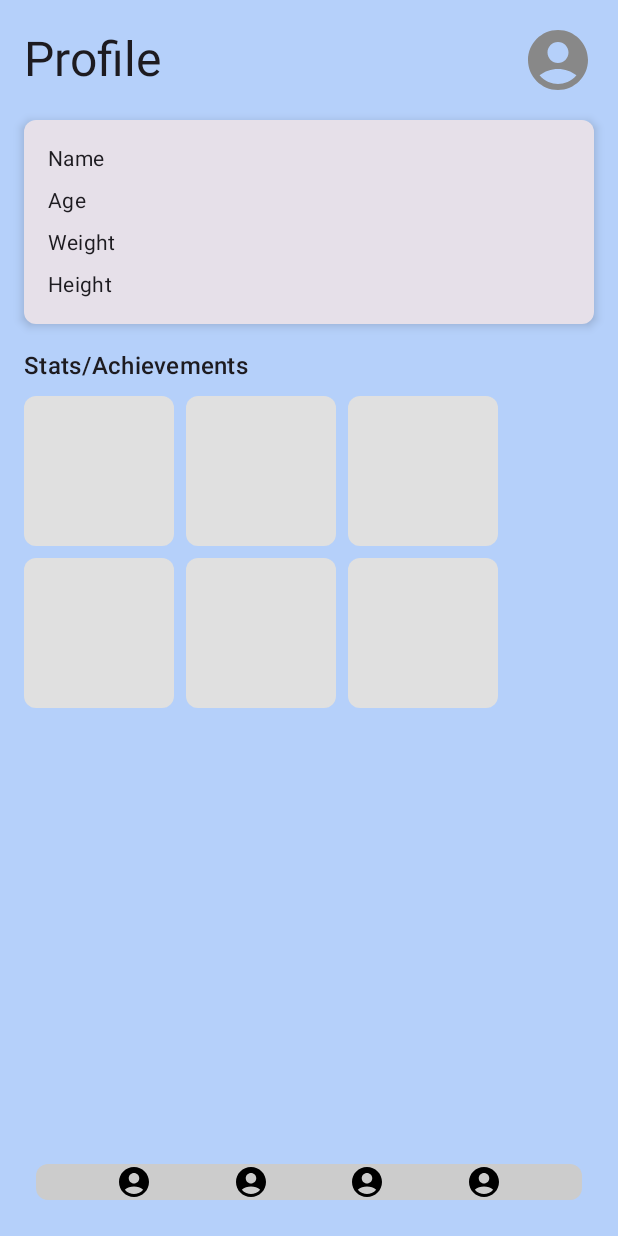
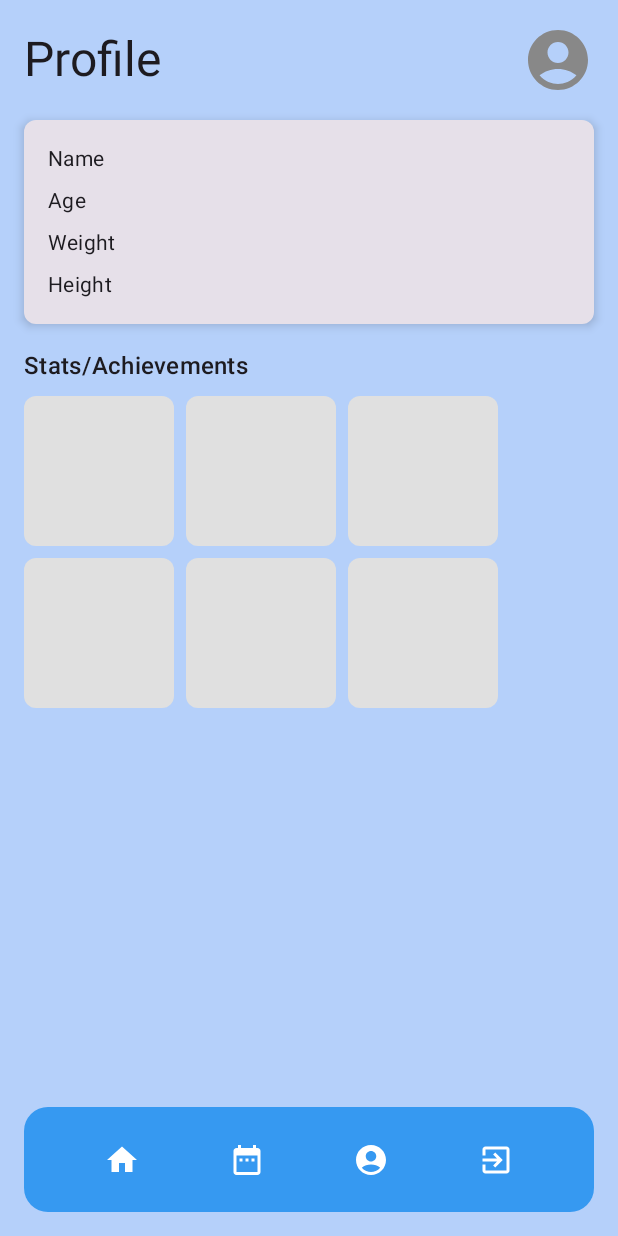
Before and after one commit to EricSTOIAN/App-Development-Sportex-Project, an Android app built with Jetpack Compose: the ProfileScreen screen opened through its navigation route, on a phone screen of 412 x 824 dp. Run offline under Robolectric (Android 15) with nearby library versions, the phone set to English and light mode, and no system bars.

Commit message:
implemented bottom bar

```diff
--- a/app/src/main/java/com/example/sportsappteamlongfoot/ui/navigation/SportsAppDestination.kt
+++ b/app/src/main/java/com/example/sportsappteamlongfoot/ui/navigation/SportsAppDestination.kt
@@ -17,7 +17,11 @@ object MainMenu : AppDestination {
         get() = TODO("Not yet implemented")
 
     fun screen(onProfileClick: () -> Unit): @Composable () -> Unit = {
-        MainScreen(onProfileClick = onProfileClick)
+        MainScreen(
+            onProfileClick = onProfileClick,
+            navController = TODO(),
+            modifier = TODO()
+        )
     }
 }
 
--- a/app/src/main/java/com/example/sportsappteamlongfoot/ui/navigation/SportsAppNavController.kt
+++ b/app/src/main/java/com/example/sportsappteamlongfoot/ui/navigation/SportsAppNavController.kt
@@ -35,11 +35,12 @@ fun AppNavHost(
             modifier = modifier
         ) {
             composable(route = MainMenu.route) {
-                MainMenu.screen(
+                MainScreen(
+                    navController = navController,  // Pass navController here
                     onProfileClick = {
                         navController.navigate(Profile.route)
                     }
-                )()
+                )
             }
             composable(route = Register.route) {
                 RegisterScreen(
@@ -62,7 +63,7 @@ fun AppNavHost(
                 )
             }
             composable(route = Profile.route) {
-                ProfileScreen(viewModel = viewModel)
+                ProfileScreen(navController = navController,viewModel = viewModel)
             }
         }
     }
--- a/app/src/main/java/com/example/sportsappteamlongfoot/ui/screens/BottomBar.kt
+++ b/app/src/main/java/com/example/sportsappteamlongfoot/ui/screens/BottomBar.kt
@@ -3,6 +3,7 @@ package com.example.sportsappteamlongfoot.ui
 import androidx.compose.foundation.background
 import androidx.compose.foundation.layout.*
 import androidx.compose.foundation.shape.CircleShape
+import androidx.compose.foundation.shape.RoundedCornerShape
 import androidx.compose.material.icons.Icons
 import androidx.compose.material.icons.filled.AccountCircle
 import androidx.compose.material.icons.filled.ExitToApp
@@ -12,24 +13,33 @@ import androidx.compose.material3.*
 import androidx.compose.runtime.Composable
 import androidx.compose.ui.Alignment
 import androidx.compose.ui.Modifier
+import androidx.compose.ui.draw.clip
 import androidx.compose.ui.graphics.Color
 import androidx.compose.ui.tooling.preview.Preview
 import androidx.compose.ui.unit.dp
 import androidx.navigation.NavController
+import com.example.sportsappteamlongfoot.ui.navigation.Login
+import com.example.sportsappteamlongfoot.ui.navigation.MainMenu
+import com.example.sportsappteamlongfoot.ui.navigation.Profile
 
 @Composable
 fun BottomBar(navController: NavController, modifier: Modifier = Modifier) {
-    Row(
+    Box(
         modifier = modifier
             .fillMaxWidth()
-            .background(MaterialTheme.colorScheme.primary)
-            .padding(16.dp)
-            .height(70.dp),
+            .height(70.dp)
+            .background(MaterialTheme.colorScheme.primary, shape = RoundedCornerShape(16.dp)) // Rounded corners
+            .padding(8.dp) // Padding inside the box
+    ) {
+        Row(
+            modifier = Modifier
+                .fillMaxSize()
+                .padding(horizontal = 16.dp), // Add some horizontal padding
             horizontalArrangement = Arrangement.SpaceAround,
             verticalAlignment = Alignment.CenterVertically
         ) {
             // Home Icon
-        IconButton(onClick = { navController.navigate("home") }) {
+            IconButton(onClick = { navController.navigate(MainMenu.route) }) {
                 Icon(
                     imageVector = Icons.Default.Home,
                     contentDescription = "Home",
@@ -47,7 +57,7 @@ fun BottomBar(navController: NavController, modifier: Modifier = Modifier) {
             }
 
             // Profile Icon
-        IconButton(onClick = { navController.navigate("profile") }) {
+            IconButton(onClick = { navController.navigate(Profile.route) }) {
                 Icon(
                     imageVector = Icons.Default.AccountCircle,
                     contentDescription = "Profile",
@@ -56,7 +66,7 @@ fun BottomBar(navController: NavController, modifier: Modifier = Modifier) {
             }
 
             // Logout Icon
-        IconButton(onClick = { navController.navigate("login") }) {
+            IconButton(onClick = { navController.navigate(Login.route) }) {
                 Icon(
                     imageVector = Icons.Default.ExitToApp,
                     contentDescription = "Logout",
@@ -65,3 +75,4 @@ fun BottomBar(navController: NavController, modifier: Modifier = Modifier) {
             }
         }
     }
+}
--- a/app/src/main/java/com/example/sportsappteamlongfoot/ui/screens/ProfileScreen.kt
+++ b/app/src/main/java/com/example/sportsappteamlongfoot/ui/screens/ProfileScreen.kt
@@ -17,21 +17,28 @@ import androidx.compose.ui.text.input.KeyboardType
 import androidx.compose.ui.tooling.preview.Preview
 import androidx.compose.ui.unit.dp
 import androidx.compose.ui.unit.sp
+import androidx.navigation.NavController
+import com.example.sportsappteamlongfoot.ui.BottomBar
 import com.example.sportsappteamlongfoot.ui.MyViewModelSimpleSaved
 
 @Composable
-fun ProfileScreen(viewModel: MyViewModelSimpleSaved) {
+fun ProfileScreen(navController: NavController, viewModel: MyViewModelSimpleSaved) {
     val firstName by viewModel.firstName.collectAsState()
     val lastName by viewModel.lastName.collectAsState()
     val age by viewModel.age.collectAsState()
     val weight by viewModel.weight.collectAsState()
     val height by viewModel.height.collectAsState()
 
+    Box(
+        modifier = Modifier
+            .fillMaxSize()
+            .background(MaterialTheme.colorScheme.background)
+            .padding(16.dp) // Padding around the content
+    ) {
         Column(
             modifier = Modifier
                 .fillMaxSize()
-            .background(MaterialTheme.colorScheme.background)
-            .padding(16.dp)
+                .padding(bottom = 70.dp) // Ensure bottom bar is not overlapped
         ) {
             // Header Section
             Row(
@@ -86,10 +93,13 @@ fun ProfileScreen(viewModel: MyViewModelSimpleSaved) {
 
             Spacer(modifier = Modifier.weight(1f))
 
-        // Bottom Navigation Bar
-        BottomNavigationBar()
+        }
+
+        // Bottom Bar positioned at the bottom
+        BottomBar(navController = navController, modifier = Modifier.align(Alignment.BottomCenter))
     }
 }
+
 
 @Composable
 fun ProfileRow(label: String, value: String) {
```
Also changed, not shown: app/src/main/java/com/example/sportsappteamlongfoot/ui/screens/MainScreen.kt (+15 -6 lines). Lines whose indentation alone changed are shown as unchanged.
